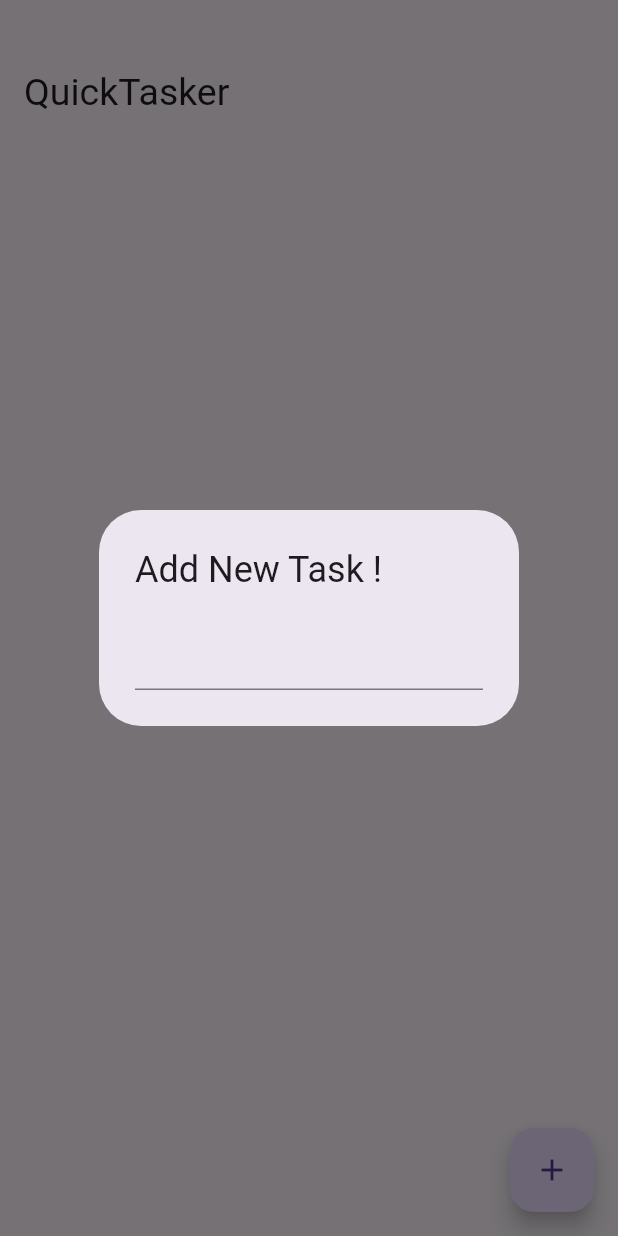
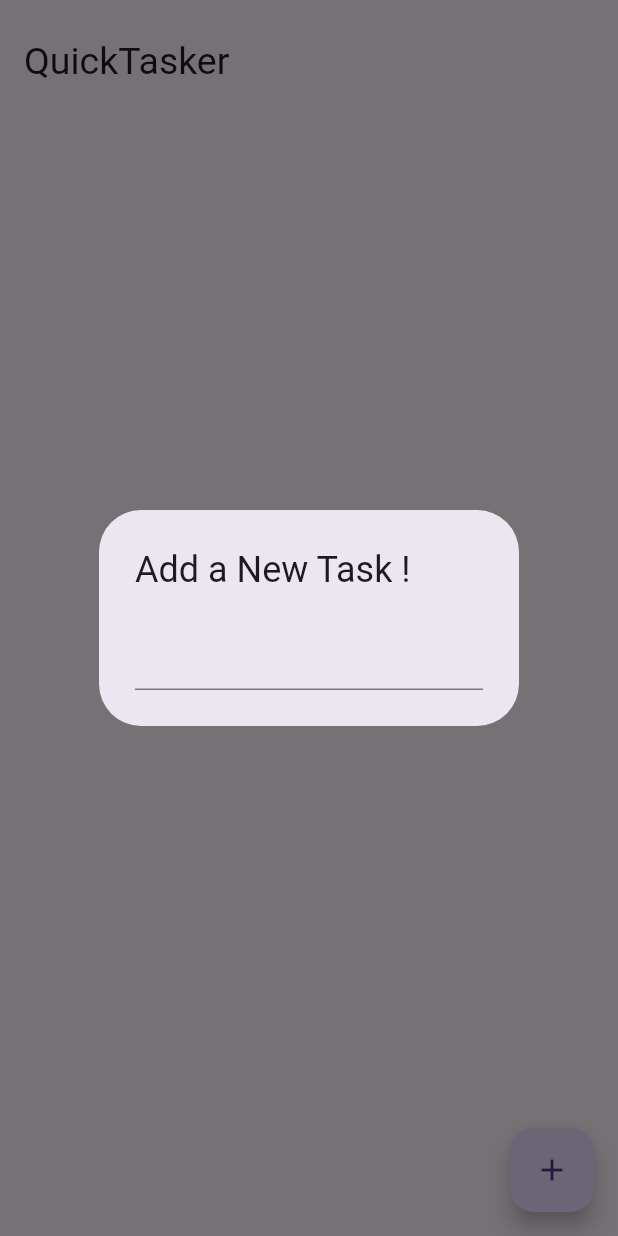
Before and after one commit to itzmars/QuickTasker, a Flutter app: the screen it shows after launch, after a tap on the "add" icon, on a phone screen of 412 x 824 dp. Run offline on Flutter 3.47's test engine with Material 3 defaults, Android fonts, the phone set to English and light mode, and no system bars; our stand-ins replace hive_flutter; accounts and stored records are empty.

Commit message:
new commit

```diff
--- a/lib/pages/home_page.dart
+++ b/lib/pages/home_page.dart
@@ -29,7 +29,7 @@ class _HomePageState extends State<HomePage> {
 
     return Scaffold(
       appBar: AppBar(
-        toolbarHeight: _heightDevice * 0.15,
+        toolbarHeight: _heightDevice * 0.10,
         title: const Text(
           'QuickTasker',
           style: TextStyle(fontSize: 25),
@@ -46,7 +46,7 @@ class _HomePageState extends State<HomePage> {
         context: context,
         builder: (BuildContext _context) {
           return AlertDialog(
-            title: const Text('Add New Task !'),
+            title: const Text('Add a New Task !'),
             content: TextField(
               onSubmitted: (_) {
                 if (newTaskContent != null) {
@@ -93,7 +93,7 @@ class _HomePageState extends State<HomePage> {
             title: Text(
               task.content,
               style: TextStyle(
-                  decoration: task.done ? TextDecoration.lineThrough : null),
+                  decoration: task.done ? TextDecoration.lineThrough : null, fontWeight: FontWeight.bold),
             ),
             subtitle: Text(
               task.timeStamp.toString(),
```
